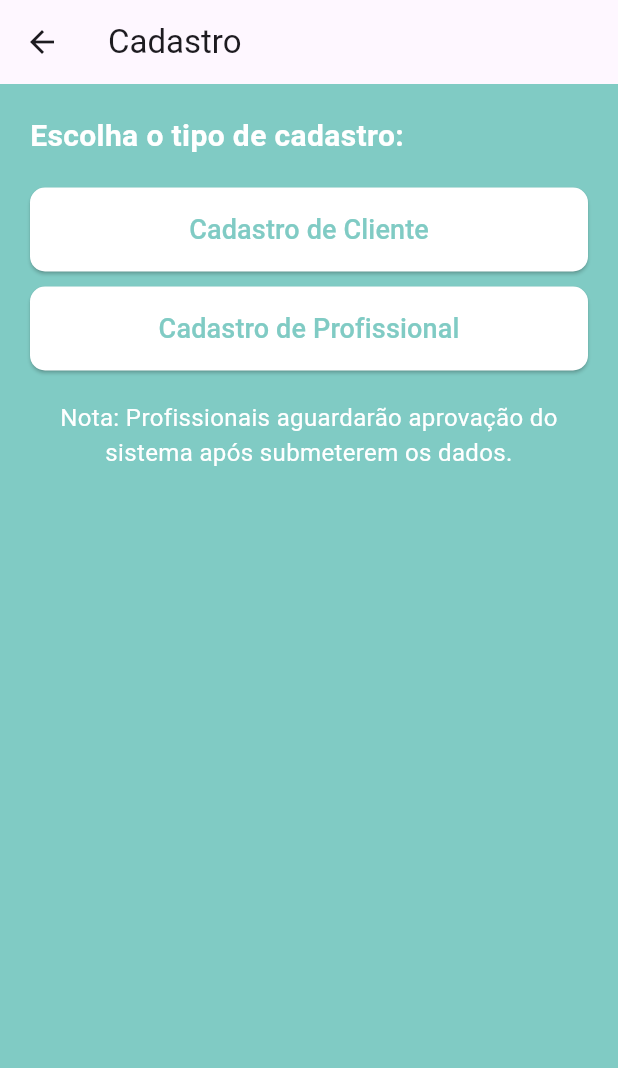
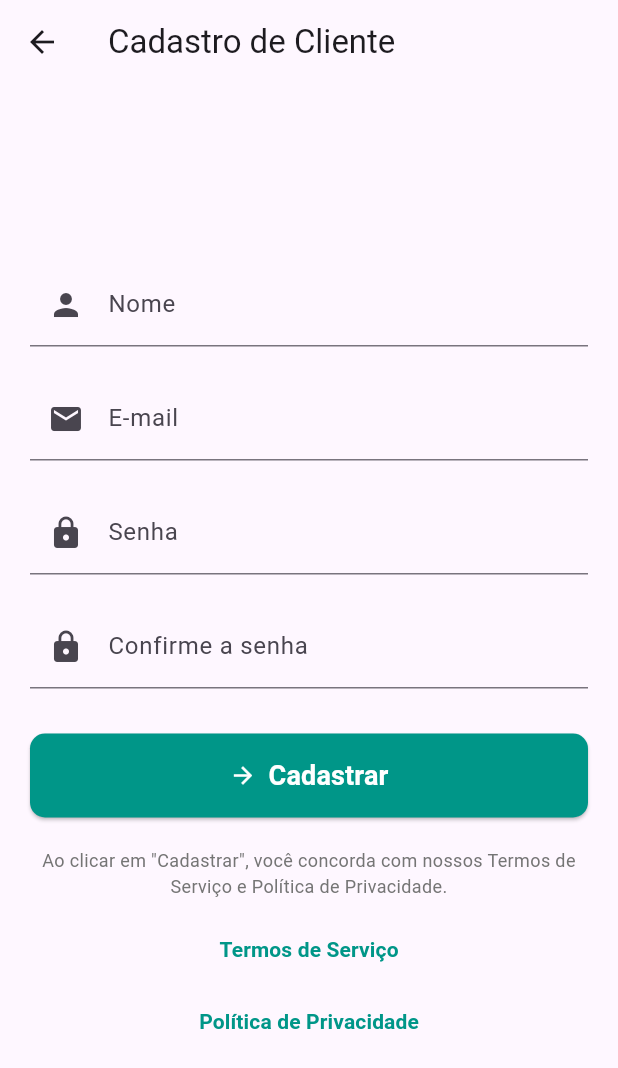
Before and after one commit to allen-21/sistema_de_prestacao_de_servicos_domesticos_front_end, a Flutter app: the TelaCadastro screen opened directly, after a tap on "Cadastro de Cliente", on a phone screen of 412 x 824 dp. Shown: the top 1068 px of the screen. Run offline on Flutter 3.47's test engine with Material 3 defaults, Android fonts, the phone set to English and light mode, and no system bars.

Commit message:
Tela de Cadastro

```diff
--- a/lib/view/tela_cadastro.dart
+++ b/lib/view/tela_cadastro.dart
@@ -1,14 +1,24 @@
 import 'package:flutter/material.dart';
+
+import 'tela_cadastro_cliente.dart';
 
 class TelaCadastro extends StatelessWidget {
   @override
   Widget build(BuildContext context) {
     return Scaffold(
-      backgroundColor: Colors.teal[200],
       appBar: AppBar(
         title: Text('Cadastro'),
       ),
-      body: SingleChildScrollView(
+      body: Container(
+        decoration: BoxDecoration(
+          gradient: LinearGradient(
+            begin: Alignment.topCenter,
+            end: Alignment.bottomCenter,
+            colors: [Colors.teal[200]!, Colors.teal[400]!],
+          ),
+        ),
+        child: Center(
+          child: SingleChildScrollView(
             padding: EdgeInsets.all(20.0),
             child: Column(
               crossAxisAlignment: CrossAxisAlignment.stretch,
@@ -16,18 +26,23 @@ class TelaCadastro extends StatelessWidget {
                 Text(
                   'Escolha o tipo de cadastro:',
                   style: TextStyle(
-                fontSize: 20,
+                    fontSize: 24,
                     fontWeight: FontWeight.bold,
                     color: Colors.white,
                   ),
+                  textAlign: TextAlign.center,
                 ),
-            SizedBox(height: 20),
+                SizedBox(height: 30),
                 ElevatedButton(
               onPressed: () {
                     // Navegue para o formulário de cadastro de cliente
+                    Navigator.push(
+                      context,
+                      MaterialPageRoute(builder: (context) => TelaCadastroCliente()),
+                    );
                   },
                   style: ElevatedButton.styleFrom(
-                backgroundColor: Colors.white,
+                    backgroundColor: Colors.white, // Cor de fundo do botão
                     padding: EdgeInsets.all(15),
                     shape: RoundedRectangleBorder(
                       borderRadius: BorderRadius.circular(10.0),
@@ -36,9 +51,19 @@ class TelaCadastro extends StatelessWidget {
                   child: Text(
                     'Cadastro de Cliente',
                     style: TextStyle(
+                      fontSize: 20,
+                      color: Colors.teal[400], // Cor do texto do botão
+                    ),
+                  ),
+                ),
+                SizedBox(height: 10),
+                Text(
+                  'OU',
+                  textAlign: TextAlign.center,
+                  style: TextStyle(
                     fontSize: 18,
-                  color: Colors.teal[200],
-                ),
+                    color: Colors.white,
+                    fontWeight: FontWeight.bold,
                   ),
                 ),
                 SizedBox(height: 10),
@@ -56,12 +81,12 @@ class TelaCadastro extends StatelessWidget {
                   child: Text(
                     'Cadastro de Profissional',
                     style: TextStyle(
-                  fontSize: 18,
-                  color: Colors.teal[200],
+                      fontSize: 20,
+                      color: Colors.teal[400],
                     ),
                   ),
                 ),
-            SizedBox(height: 20),
+                SizedBox(height: 30),
                 Text(
                   'Nota: Profissionais aguardarão aprovação do sistema após submeterem os dados.',
                   textAlign: TextAlign.center,
@@ -73,6 +98,8 @@ class TelaCadastro extends StatelessWidget {
               ],
             ),
           ),
+        ),
+      ),
     );
   }
 }
--- /dev/null
+++ b/lib/view/tela_cadastro_cliente.dart
@@ -0,0 +1,106 @@
+import 'package:flutter/material.dart';
+
+class TelaCadastroCliente extends StatelessWidget {
+  @override
+  Widget build(BuildContext context) {
+    return Scaffold(
+      appBar: AppBar(
+        title: Text('Cadastro de Cliente'),
+      ),
+      body: Container(
+        padding: EdgeInsets.all(20.0),
+        child: Column(
+          crossAxisAlignment: CrossAxisAlignment.stretch,
+          mainAxisAlignment: MainAxisAlignment.center,
+          children: <Widget>[
+            TextFormField(
+              decoration: InputDecoration(
+                labelText: 'Nome',
+                prefixIcon: Icon(Icons.person),
+              ),
+            ),
+            SizedBox(height: 20),
+            TextFormField(
+              decoration: InputDecoration(
+                labelText: 'E-mail',
+                prefixIcon: Icon(Icons.email),
+              ),
+            ),
+            SizedBox(height: 20),
+            TextFormField(
+              obscureText: true,
+              decoration: InputDecoration(
+                labelText: 'Senha',
+                prefixIcon: Icon(Icons.lock),
+              ),
+            ),
+            SizedBox(height: 20),
+            TextFormField(
+              obscureText: true,
+              decoration: InputDecoration(
+                labelText: 'Confirme a senha',
+                prefixIcon: Icon(Icons.lock),
+              ),
+            ),
+            SizedBox(height: 30),
+            ElevatedButton.icon(
+              onPressed: () {
+                // Adicione a lógica para enviar o formulário
+              },
+              icon: Icon(Icons.arrow_forward, color: Colors.white), // Definindo a cor do ícone
+              label: Text(
+                'Cadastrar',
+                style: TextStyle(
+                  fontSize: 18,
+                  fontWeight: FontWeight.bold,
+                  color: Colors.white,
+                ),
+              ),
+              style: ElevatedButton.styleFrom(
+                backgroundColor: Colors.teal,
+                padding: EdgeInsets.symmetric(vertical: 15),
+                shape: RoundedRectangleBorder(
+                  borderRadius: BorderRadius.circular(10.0),
+                ),
+              ),
+            ),
+            SizedBox(height: 20),
+            Text(
+              'Ao clicar em "Cadastrar", você concorda com nossos Termos de Serviço e Política de Privacidade.',
+              textAlign: TextAlign.center,
+              style: TextStyle(
+                fontSize: 12,
+                color: Colors.grey[600],
+              ),
+            ),
+            SizedBox(height: 10),
+            TextButton(
+              onPressed: () {
+                // Adicione a lógica para abrir os Termos de Serviço
+              },
+              child: Text(
+                'Termos de Serviço',
+                style: TextStyle(
+                  color: Colors.teal,
+                  fontWeight: FontWeight.bold,
+                ),
+              ),
+            ),
+            TextButton(
+              onPressed: () {
+                // Adicione a lógica para abrir a Política de Privacidade
+              },
+              child: Text(
+                'Política de Privacidade',
+                style: TextStyle(
+                  color: Colors.teal,
+                  fontWeight: FontWeight.bold,
+                ),
+              ),
+            ),
+          ],
+        ),
+      ),
+    );
+  }
+}
--- a/lib/view/tela_login.dart
+++ b/lib/view/tela_login.dart
@@ -1,4 +1,7 @@
 import 'package:flutter/material.dart';
+
+import 'tela_cadastro.dart';
+
 
 class TelaLogin extends StatelessWidget {
   @override
@@ -66,8 +69,12 @@ class TelaLogin extends StatelessWidget {
               ),
               SizedBox(height: 20),
               TextButton(
-                onPressed: () {
-                  // Adicione a navegação para a tela de registro aqui
+                 onPressed: () {
+                  // Navegue para a tela de registro
+                  Navigator.push(
+                    context,
+                    MaterialPageRoute(builder: (context) => TelaCadastro()),
+                  );
                 },
                 child: Text(
                   'Ainda não tem uma conta? Registre-se',
```
Lines whose indentation alone changed are shown as unchanged.
